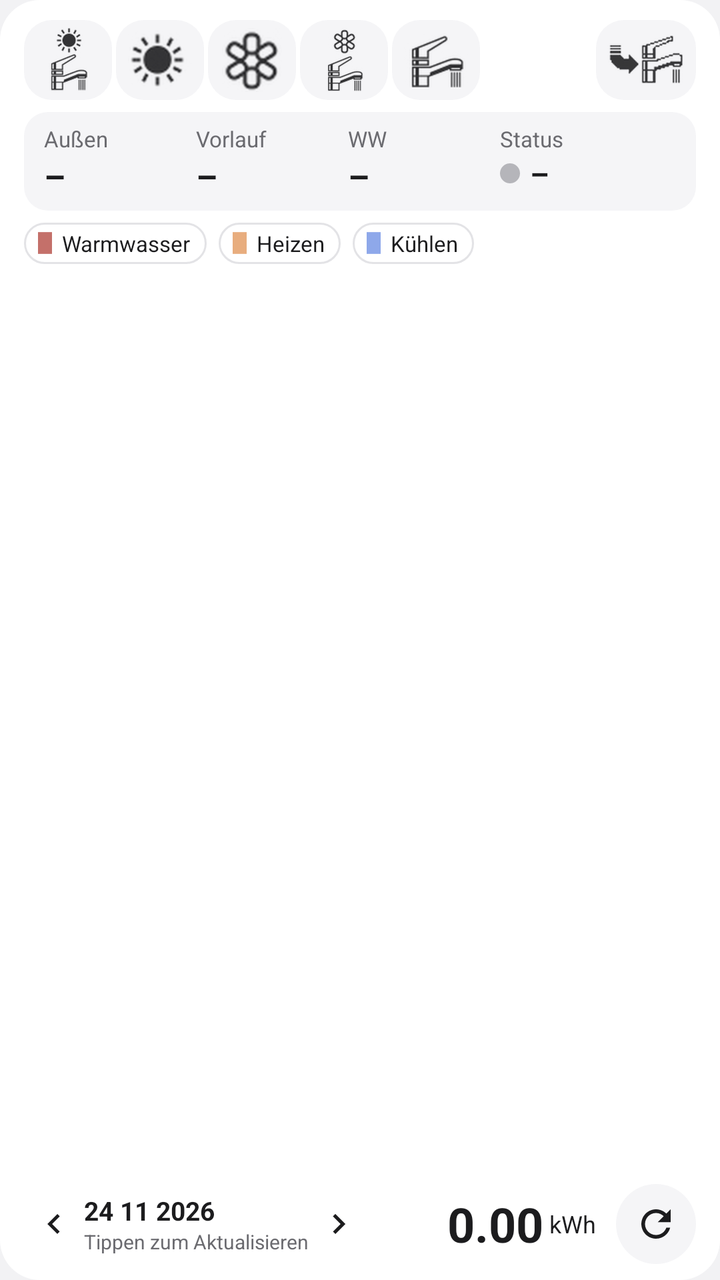
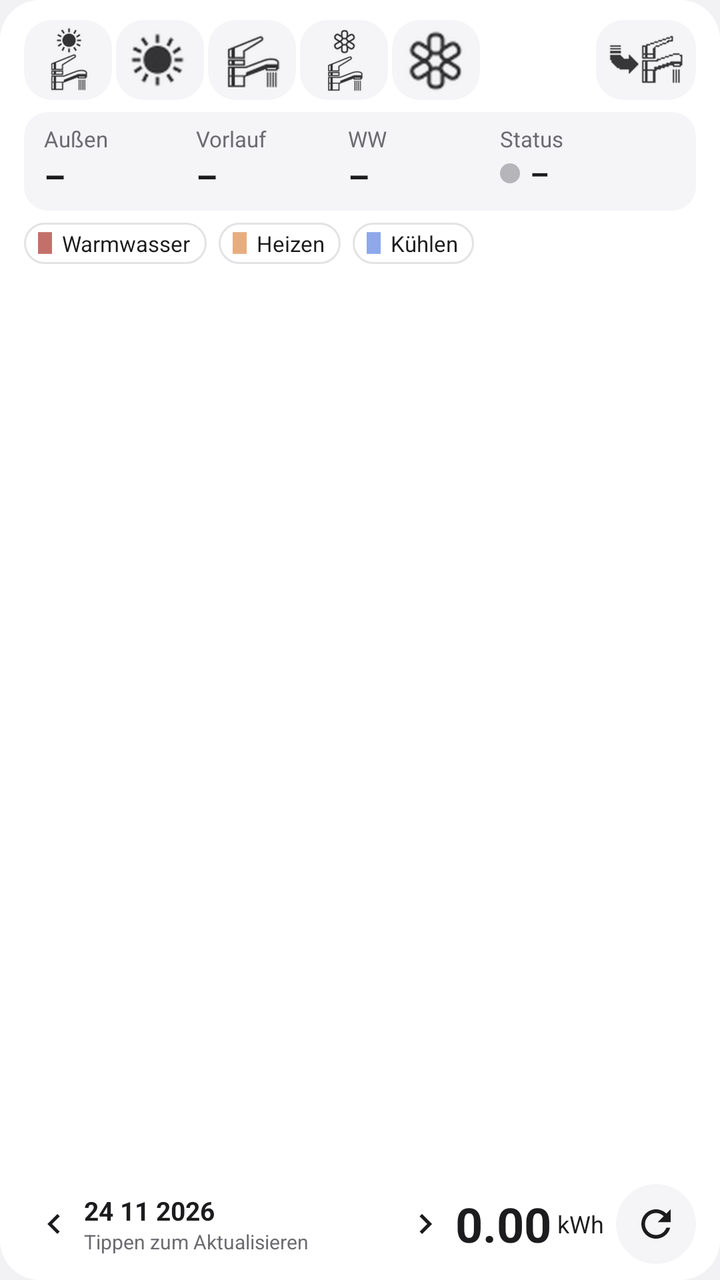

Two renders of the same Android screen: before a commit and after it. Below are the layout's source before the change and the commit's diff.
<!-- AndroidManifest.xml: application theme AppTheme -->
<!-- res/layout/widget_lwp.xml -->
<?xml version="1.0" encoding="utf-8"?>
<LinearLayout xmlns:android="http://schemas.android.com/apk/res/android"
    android:id="@+id/root"
    android:layout_width="match_parent"
    android:layout_height="match_parent"
    android:background="@drawable/widget_bg"
    android:orientation="vertical"
    android:paddingStart="12dp"
    android:paddingTop="10dp"
    android:paddingEnd="12dp"
    android:paddingBottom="8dp">

    
    <LinearLayout
        android:layout_width="match_parent"
        android:layout_height="wrap_content"
        android:gravity="center_vertical"
        android:orientation="horizontal">

        <ImageView
            android:id="@+id/op_heat_water"
            android:layout_width="44dp"
            android:layout_height="40dp"
            android:layout_marginEnd="2dp"
            android:background="@drawable/pill_off"
            android:contentDescription="Heizen und Warmwasser"
            android:paddingStart="6dp"
            android:paddingTop="4dp"
            android:paddingEnd="6dp"
            android:paddingBottom="4dp"
            android:scaleType="fitCenter"
            android:src="@drawable/mode_heat_water" />
        <ImageView
            android:id="@+id/op_heat"
            android:layout_width="44dp"
            android:layout_height="40dp"
            android:layout_marginEnd="2dp"
            android:background="@drawable/pill_off"
            android:contentDescription="Heizen"
            android:paddingStart="6dp"
            android:paddingTop="4dp"
            android:paddingEnd="6dp"
            android:paddingBottom="4dp"
            android:scaleType="fitCenter"
            android:src="@drawable/mode_heat" />
        <ImageView
            android:id="@+id/op_cool"
            android:layout_width="44dp"
            android:layout_height="40dp"
            android:layout_marginEnd="2dp"
            android:background="@drawable/pill_off"
            android:contentDescription="Kühlen"
            android:paddingStart="6dp"
            android:paddingTop="4dp"
            android:paddingEnd="6dp"
            android:paddingBottom="4dp"
            android:scaleType="fitCenter"
            android:src="@drawable/mode_cool" />
        <ImageView
            android:id="@+id/op_cool_water"
            android:layout_width="44dp"
            android:layout_height="40dp"
            android:layout_marginEnd="2dp"
            android:background="@drawable/pill_off"
            android:contentDescription="Kühlen und Warmwasser"
            android:paddingStart="6dp"
            android:paddingTop="4dp"
            android:paddingEnd="6dp"
            android:paddingBottom="4dp"
            android:scaleType="fitCenter"
            android:src="@drawable/mode_cool_water" />
        <ImageView
            android:id="@+id/op_water"
            android:layout_width="44dp"
            android:layout_height="40dp"
            android:layout_marginEnd="2dp"
            android:background="@drawable/pill_off"
            android:contentDescription="Warmwasser"
            android:paddingStart="6dp"
            android:paddingTop="4dp"
            android:paddingEnd="6dp"
            android:paddingBottom="4dp"
            android:scaleType="fitCenter"
            android:src="@drawable/mode_water" />

        <TextView
            android:layout_width="0dp"
            android:layout_height="1dp"
            android:layout_weight="1" />

        <ImageView
            android:id="@+id/force_toggle"
            android:layout_width="50dp"
            android:layout_height="40dp"
            android:layout_marginStart="6dp"
            android:background="@drawable/pill_off"
            android:contentDescription="Warmwasser erzwingen (Notbetrieb)"
            android:paddingStart="6dp"
            android:paddingTop="4dp"
            android:paddingEnd="6dp"
            android:paddingBottom="4dp"
            android:scaleType="fitCenter"
            android:src="@drawable/mode_force_dhw" />

        <TextView
            android:id="@+id/mode_pending"
            android:layout_width="wrap_content"
            android:layout_height="wrap_content"
            android:layout_marginStart="2dp"
            android:text="…"
            android:textColor="@color/text_secondary"
            android:textSize="13sp"
            android:textStyle="bold"
            android:visibility="gone" />
    </LinearLayout>

    
    <LinearLayout
        android:layout_width="match_parent"
        android:layout_height="wrap_content"
        android:layout_marginTop="6dp"
        android:background="@drawable/live_bg"
        android:baselineAligned="false"
        android:orientation="horizontal"
        android:paddingStart="10dp"
        android:paddingTop="6dp"
        android:paddingEnd="10dp"
        android:paddingBottom="6dp">

        <LinearLayout
            android:layout_width="0dp"
            android:layout_height="wrap_content"
            android:layout_weight="1"
            android:orientation="vertical">

            <TextView
                android:layout_width="wrap_content"
                android:layout_height="wrap_content"
                android:text="Außen"
                android:textColor="@color/text_secondary"
                android:textSize="11sp" />

            <TextView
                android:id="@+id/outdoor"
                android:layout_width="wrap_content"
                android:layout_height="wrap_content"
                android:maxLines="1"
                android:text="–"
                android:textColor="@color/text_primary"
                android:textSize="17sp"
                android:textStyle="bold" />
        </LinearLayout>

        <LinearLayout
            android:layout_width="0dp"
            android:layout_height="wrap_content"
            android:layout_weight="1"
            android:orientation="vertical">

            <TextView
                android:id="@+id/flow_label"
                android:layout_width="wrap_content"
                android:layout_height="wrap_content"
                android:text="Vorlauf"
                android:textColor="@color/text_secondary"
                android:textSize="11sp" />

            <TextView
                android:id="@+id/flow"
                android:layout_width="wrap_content"
                android:layout_height="wrap_content"
                android:maxLines="1"
                android:text="–"
                android:textColor="@color/text_primary"
                android:textSize="17sp"
                android:textStyle="bold" />
        </LinearLayout>

        <LinearLayout
            android:layout_width="0dp"
            android:layout_height="wrap_content"
            android:layout_weight="1"
            android:orientation="vertical">

            <TextView
                android:layout_width="wrap_content"
                android:layout_height="wrap_content"
                android:text="WW"
                android:textColor="@color/text_secondary"
                android:textSize="11sp" />

            <TextView
                android:id="@+id/tank_temp"
                android:layout_width="wrap_content"
                android:layout_height="wrap_content"
                android:maxLines="1"
                android:text="–"
                android:textColor="@color/text_primary"
                android:textSize="17sp"
                android:textStyle="bold" />
        </LinearLayout>

        <LinearLayout
            android:layout_width="0dp"
            android:layout_height="wrap_content"
            android:layout_weight="1.15"
            android:orientation="vertical">

            <TextView
                android:layout_width="wrap_content"
                android:layout_height="wrap_content"
                android:text="Status"
                android:textColor="@color/text_secondary"
                android:textSize="11sp" />

            <LinearLayout
                android:layout_width="wrap_content"
                android:layout_height="wrap_content"
                android:gravity="center_vertical"
                android:orientation="horizontal">

                <ImageView
                    android:id="@+id/activity_dot"
                    android:layout_width="10dp"
                    android:layout_height="10dp"
                    android:layout_marginEnd="5dp"
                    android:src="@drawable/dot_idle" />

                <TextView
                    android:id="@+id/activity"
                    android:layout_width="wrap_content"
                    android:layout_height="wrap_content"
                    android:maxLines="1"
                    android:text="–"
                    android:textColor="@color/text_primary"
                    android:textSize="15sp"
                    android:textStyle="bold" />
            </LinearLayout>
        </LinearLayout>
    </LinearLayout>

    
    <LinearLayout
        android:id="@+id/legend"
        android:layout_width="match_parent"
        android:layout_height="wrap_content"
        android:layout_marginTop="6dp"
        android:orientation="horizontal">

        <LinearLayout
            android:layout_width="wrap_content"
            android:layout_height="wrap_content"
            android:layout_marginEnd="6dp"
            android:background="@drawable/chip_bg"
            android:gravity="center_vertical"
            android:orientation="horizontal"
            android:paddingStart="7dp"
            android:paddingTop="3dp"
            android:paddingEnd="8dp"
            android:paddingBottom="3dp">

            <ImageView
                android:layout_width="7dp"
                android:layout_height="11dp"
                android:layout_marginEnd="5dp"
                android:src="@drawable/legend_hot_water" />

            <TextView
                android:layout_width="wrap_content"
                android:layout_height="wrap_content"
                android:text="Warmwasser"
                android:textColor="@color/text_primary"
                android:textSize="11sp" />
        </LinearLayout>

        <LinearLayout
            android:layout_width="wrap_content"
            android:layout_height="wrap_content"
            android:layout_marginEnd="6dp"
            android:background="@drawable/chip_bg"
            android:gravity="center_vertical"
            android:orientation="horizontal"
            android:paddingStart="7dp"
            android:paddingTop="3dp"
            android:paddingEnd="8dp"
            android:paddingBottom="3dp">

            <ImageView
                android:layout_width="7dp"
                android:layout_height="11dp"
                android:layout_marginEnd="5dp"
                android:src="@drawable/legend_heat" />

            <TextView
                android:layout_width="wrap_content"
                android:layout_height="wrap_content"
                android:text="Heizen"
                android:textColor="@color/text_primary"
                android:textSize="11sp" />
        </LinearLayout>

        <LinearLayout
            android:layout_width="wrap_content"
            android:layout_height="wrap_content"
            android:background="@drawable/chip_bg"
            android:gravity="center_vertical"
            android:orientation="horizontal"
            android:paddingStart="7dp"
            android:paddingTop="3dp"
            android:paddingEnd="8dp"
            android:paddingBottom="3dp">

            <ImageView
                android:layout_width="7dp"
                android:layout_height="11dp"
                android:layout_marginEnd="5dp"
                android:src="@drawable/legend_cool" />

            <TextView
                android:layout_width="wrap_content"
                android:layout_height="wrap_content"
                android:text="Kühlen"
                android:textColor="@color/text_primary"
                android:textSize="11sp" />
        </LinearLayout>
    </LinearLayout>

    
    <ImageView
        android:id="@+id/chart"
        android:layout_width="match_parent"
        android:layout_height="0dp"
        android:layout_marginTop="6dp"
        android:layout_weight="1"
        android:contentDescription="Stündlicher Verbrauch"
        android:scaleType="fitCenter" />

    
    <LinearLayout
        android:layout_width="match_parent"
        android:layout_height="wrap_content"
        android:layout_marginTop="4dp"
        android:gravity="center_vertical"
        android:orientation="horizontal">

        <ImageView
            android:id="@+id/prev"
            android:layout_width="30dp"
            android:layout_height="40dp"
            android:contentDescription="Vorheriger Tag"
            android:paddingTop="10dp"
            android:paddingBottom="10dp"
            android:src="@drawable/ic_chevron_left" />

        <LinearLayout
            android:layout_width="wrap_content"
            android:layout_height="wrap_content"
            android:orientation="vertical">

            <TextView
                android:id="@+id/total_date"
                android:layout_width="wrap_content"
                android:layout_height="wrap_content"
                android:text="24 11 2026"
                android:textColor="@color/text_primary"
                android:textSize="13sp"
                android:textStyle="bold" />

            <TextView
                android:id="@+id/updated"
                android:layout_width="wrap_content"
                android:layout_height="wrap_content"
                android:ellipsize="end"
                android:maxLines="1"
                android:text="Tippen zum Aktualisieren"
                android:textColor="@color/text_secondary"
                android:textSize="10sp" />
        </LinearLayout>

        <ImageView
            android:id="@+id/next"
            android:layout_width="30dp"
            android:layout_height="40dp"
            android:contentDescription="Nächster Tag"
            android:paddingTop="10dp"
            android:paddingBottom="10dp"
            android:src="@drawable/ic_chevron_right" />

        <TextView
            android:layout_width="0dp"
            android:layout_height="1dp"
            android:layout_weight="1" />

        <TextView
            android:id="@+id/total"
            android:layout_width="wrap_content"
            android:layout_height="wrap_content"
            android:text="0.00"
            android:textColor="@color/text_primary"
            android:textSize="24sp"
            android:textStyle="bold" />

        <TextView
            android:layout_width="wrap_content"
            android:layout_height="wrap_content"
            android:layout_marginStart="3dp"
            android:layout_marginEnd="10dp"
            android:text="kWh"
            android:textColor="@color/text_primary"
            android:textSize="12sp" />

        <ImageView
            android:id="@+id/refresh"
            android:layout_width="40dp"
            android:layout_height="40dp"
            android:background="@drawable/refresh_bg"
            android:contentDescription="Aktualisieren"
            android:padding="9dp"
            android:scaleType="fitCenter"
            android:src="@drawable/ic_refresh" />
    </LinearLayout>
</LinearLayout>
<!-- resources referenced by this layout -->
<resources>
  <color name="text_primary">#FF1C1C1E</color>
  <color name="text_secondary">#FF6B6B70</color>
  <!-- drawable chip_bg (drawable) -->
  <?xml version="1.0" encoding="utf-8"?>
  <shape xmlns:android="http://schemas.android.com/apk/res/android" android:shape="rectangle">
      <solid android:color="@color/card" />
      <stroke android:width="1dp" android:color="@color/chip_stroke" />
      <corners android:radius="10dp" />
  </shape>
  <!-- drawable dot_idle (drawable) -->
  <?xml version="1.0" encoding="utf-8"?>
  <shape xmlns:android="http://schemas.android.com/apk/res/android" android:shape="oval">
      <solid android:color="@color/idle" />
      <size android:width="10dp" android:height="10dp" />
  </shape>
  <!-- drawable ic_chevron_left (drawable) -->
  <?xml version="1.0" encoding="utf-8"?>
  <vector xmlns:android="http://schemas.android.com/apk/res/android"
      android:width="20dp" android:height="20dp" android:viewportWidth="24" android:viewportHeight="24">
      <path android:fillColor="@color/text_primary" android:pathData="M15.41,7.41L14,6l-6,6 6,6 1.41,-1.41L10.83,12z" />
  </vector>
  <!-- drawable legend_cool (drawable) -->
  <?xml version="1.0" encoding="utf-8"?>
  <shape xmlns:android="http://schemas.android.com/apk/res/android" android:shape="rectangle">
      <solid android:color="@color/cool" />
      <size android:width="9dp" android:height="14dp" />
  </shape>
  <!-- drawable legend_heat (drawable) -->
  <?xml version="1.0" encoding="utf-8"?>
  <shape xmlns:android="http://schemas.android.com/apk/res/android" android:shape="rectangle">
      <solid android:color="@color/heat" />
      <size android:width="9dp" android:height="14dp" />
  </shape>
  <!-- drawable legend_hot_water (drawable) -->
  <?xml version="1.0" encoding="utf-8"?>
  <shape xmlns:android="http://schemas.android.com/apk/res/android" android:shape="rectangle">
      <solid android:color="@color/hot_water" />
      <size android:width="9dp" android:height="14dp" />
  </shape>
  <!-- drawable live_bg (drawable) -->
  <?xml version="1.0" encoding="utf-8"?>
  <shape xmlns:android="http://schemas.android.com/apk/res/android" android:shape="rectangle">
      <solid android:color="@color/live_bg" />
      <corners android:radius="12dp" />
  </shape>
  <!-- drawable pill_off (drawable) -->
  <?xml version="1.0" encoding="utf-8"?>
  <shape xmlns:android="http://schemas.android.com/apk/res/android" android:shape="rectangle">
      <solid android:color="@color/live_bg" />
      <corners android:radius="14dp" />
  </shape>
  <!-- drawable refresh_bg (drawable) -->
  <?xml version="1.0" encoding="utf-8"?>
  <shape xmlns:android="http://schemas.android.com/apk/res/android" android:shape="oval">
      <solid android:color="@color/live_bg" />
  </shape>
  <!-- drawable widget_bg (drawable) -->
  <?xml version="1.0" encoding="utf-8"?>
  <shape xmlns:android="http://schemas.android.com/apk/res/android" android:shape="rectangle">
      <solid android:color="@color/card" />
      <corners android:radius="20dp" />
  </shape>
  <style name="AppTheme" parent="android:Theme.Material.Light.NoActionBar">
          <item name="android:windowBackground">@color/page</item>
          <item name="android:statusBarColor">@color/page</item>
          <item name="android:windowLightStatusBar">true</item>
          <item name="android:colorAccent">@color/hot_water</item>
      </style>
  <color name="card">#FFFFFFFF</color>
  <color name="chip_stroke">#FFE3E3E6</color>
  <color name="idle">#FFB5B5BA</color>
  <color name="cool">#FF8EA8EA</color>
  <color name="heat">#FFE8AD7E</color>
  <color name="hot_water">#FFC4706A</color>
  <color name="live_bg">#FFF5F5F7</color>
  <color name="page">#FFF2F2F4</color>
  <!-- unchanged entries left out for length: 8 -->
</resources>

<!-- the commit's change to res/layout/widget_lwp.xml (unified diff, before → after) -->
@@ -44,6 +44,32 @@
             android:scaleType="fitCenter"
             android:src="@drawable/mode_heat" />
         <ImageView
+            android:id="@+id/op_water"
+            android:layout_width="44dp"
+            android:layout_height="40dp"
+            android:layout_marginEnd="2dp"
+            android:background="@drawable/pill_off"
+            android:contentDescription="Warmwasser"
+            android:paddingStart="6dp"
+            android:paddingTop="4dp"
+            android:paddingEnd="6dp"
+            android:paddingBottom="4dp"
+            android:scaleType="fitCenter"
+            android:src="@drawable/mode_water" />
+        <ImageView
+            android:id="@+id/op_cool_water"
+            android:layout_width="44dp"
+            android:layout_height="40dp"
+            android:layout_marginEnd="2dp"
+            android:background="@drawable/pill_off"
+            android:contentDescription="Kühlen und Warmwasser"
+            android:paddingStart="6dp"
+            android:paddingTop="4dp"
+            android:paddingEnd="6dp"
+            android:paddingBottom="4dp"
+            android:scaleType="fitCenter"
+            android:src="@drawable/mode_cool_water" />
+        <ImageView
             android:id="@+id/op_cool"
             android:layout_width="44dp"
             android:layout_height="40dp"
@@ -56,32 +82,6 @@
             android:paddingBottom="4dp"
             android:scaleType="fitCenter"
             android:src="@drawable/mode_cool" />
-        <ImageView
-            android:id="@+id/op_cool_water"
-            android:layout_width="44dp"
-            android:layout_height="40dp"
-            android:layout_marginEnd="2dp"
-            android:background="@drawable/pill_off"
-            android:contentDescription="Kühlen und Warmwasser"
-            android:paddingStart="6dp"
-            android:paddingTop="4dp"
-            android:paddingEnd="6dp"
-            android:paddingBottom="4dp"
-            android:scaleType="fitCenter"
-            android:src="@drawable/mode_cool_water" />
-        <ImageView
-            android:id="@+id/op_water"
-            android:layout_width="44dp"
-            android:layout_height="40dp"
-            android:layout_marginEnd="2dp"
-            android:background="@drawable/pill_off"
-            android:contentDescription="Warmwasser"
-            android:paddingStart="6dp"
-            android:paddingTop="4dp"
-            android:paddingEnd="6dp"
-            android:paddingBottom="4dp"
-            android:scaleType="fitCenter"
-            android:src="@drawable/mode_water" />
 
         <TextView
             android:layout_width="0dp"
@@ -353,14 +353,16 @@
             android:src="@drawable/ic_chevron_left" />
 
         <LinearLayout
-            android:layout_width="wrap_content"
-            android:layout_height="wrap_content"
+            android:layout_width="0dp"
+            android:layout_height="wrap_content"
+            android:layout_weight="1"
             android:orientation="vertical">
 
             <TextView
                 android:id="@+id/total_date"
                 android:layout_width="wrap_content"
                 android:layout_height="wrap_content"
+                android:maxLines="1"
                 android:text="24 11 2026"
                 android:textColor="@color/text_primary"
                 android:textSize="13sp"
@@ -387,11 +389,6 @@
             android:src="@drawable/ic_chevron_right" />
 
         <TextView
-            android:layout_width="0dp"
-            android:layout_height="1dp"
-            android:layout_weight="1" />
-
-        <TextView
             android:id="@+id/total"
             android:layout_width="wrap_content"
             android:layout_height="wrap_content"
@@ -404,7 +401,7 @@
             android:layout_width="wrap_content"
             android:layout_height="wrap_content"
             android:layout_marginStart="3dp"
-            android:layout_marginEnd="10dp"
+            android:layout_marginEnd="6dp"
             android:text="kWh"
             android:textColor="@color/text_primary"
             android:textSize="12sp" />
